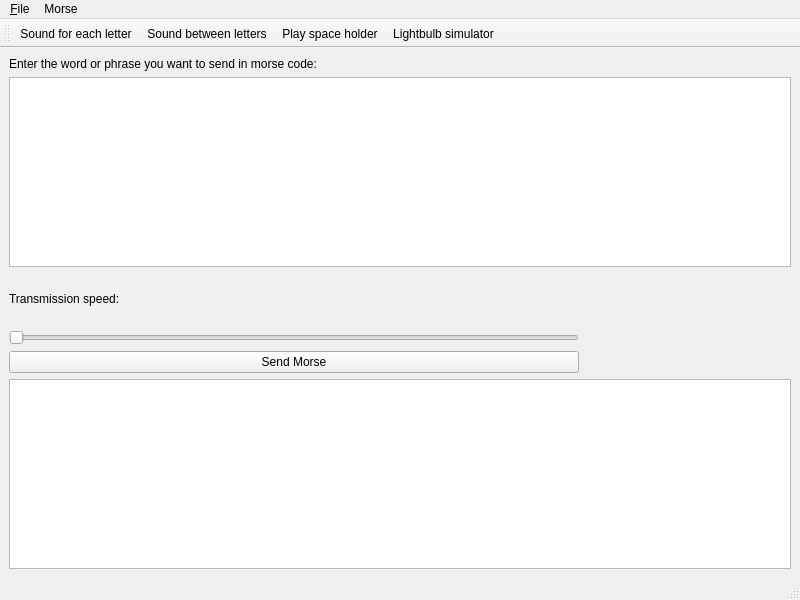
First picture: the form in ui/main.ui, repository vangeytedvg/morsepy, before the edit.
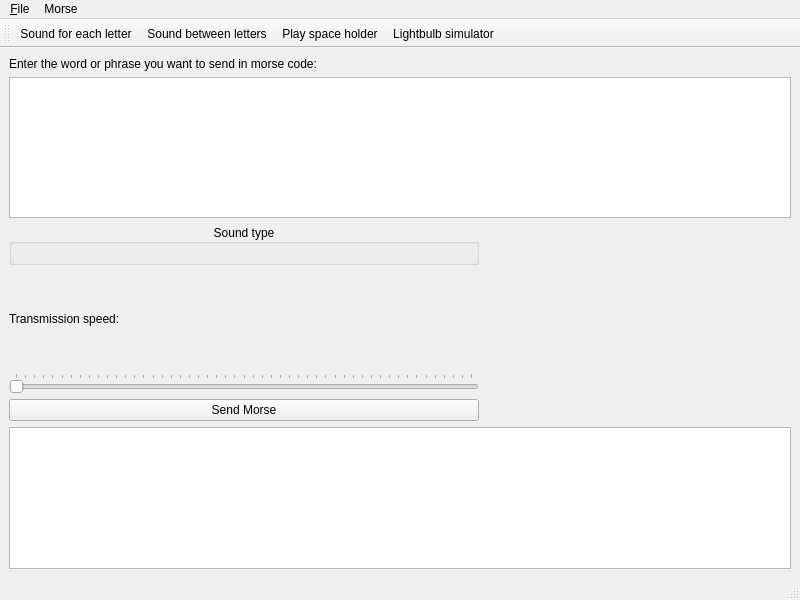
Second picture: the form after the edit. Icons and pictures are not drawn.

Commit message: Real Morse sounds added

Patch:
```diff
--- a/ui/main.ui
+++ b/ui/main.ui
@@ -17,6 +17,9 @@
    <layout class="QVBoxLayout" name="verticalLayout">
     <item>
      <layout class="QGridLayout" name="gridLayout">
+      <item row="1" column="0" colspan="3">
+       <widget class="QTextEdit" name="txtSource"/>
+      </item>
       <item row="0" column="0" colspan="3">
        <widget class="QLabel" name="lblEnterWord">
         <property name="text">
@@ -24,69 +27,10 @@
         </property>
        </widget>
       </item>
-      <item row="1" column="0" colspan="3">
-       <widget class="QTextEdit" name="txtSource"/>
-      </item>
-      <item row="2" column="0">
-       <widget class="QLabel" name="lblTranspeed">
-        <property name="text">
-         <string>Transmission speed:</string>
-        </property>
-       </widget>
-      </item>
-      <item row="2" column="1" rowspan="3">
-       <widget class="QLabel" name="lblAlpha">
-        <property name="minimumSize">
-         <size>
-          <width>100</width>
-          <height>100</height>
-         </size>
-        </property>
-        <property name="font">
-         <font>
-          <pointsize>48</pointsize>
-         </font>
-        </property>
-        <property name="styleSheet">
-         <string notr="true">color: rgb(255, 255, 0);
-</string>
-        </property>
-        <property name="text">
-         <string/>
-        </property>
-        <property name="alignment">
-         <set>Qt::AlignCenter</set>
-        </property>
-       </widget>
-      </item>
-      <item row="2" column="2" rowspan="3">
-       <widget class="QLabel" name="lblMorse">
-        <property name="minimumSize">
-         <size>
-          <width>100</width>
-          <height>100</height>
-         </size>
-        </property>
-        <property name="font">
-         <font>
-          <pointsize>48</pointsize>
-         </font>
-        </property>
-        <property name="styleSheet">
-         <string notr="true">color: rgb(255, 255, 0);</string>
-        </property>
-        <property name="text">
-         <string/>
-        </property>
-        <property name="alignment">
-         <set>Qt::AlignCenter</set>
-        </property>
-       </widget>
-      </item>
-      <item row="3" column="0">
+      <item row="4" column="0">
        <widget class="QSlider" name="wpmSlider">
         <property name="maximum">
-         <number>10</number>
+         <number>50</number>
         </property>
         <property name="singleStep">
          <number>1</number>
@@ -94,16 +38,104 @@
         <property name="orientation">
          <enum>Qt::Horizontal</enum>
         </property>
+        <property name="tickPosition">
+         <enum>QSlider::TicksAbove</enum>
+        </property>
        </widget>
       </item>
-      <item row="4" column="0">
+      <item row="2" column="0">
+       <widget class="QGroupBox" name="gbSoundType">
+        <property name="title">
+         <string>Sound type</string>
+        </property>
+        <property name="alignment">
+         <set>Qt::AlignCenter</set>
+        </property>
+        <layout class="QHBoxLayout" name="horizontalLayout"/>
+       </widget>
+      </item>
+      <item row="3" column="0">
+       <widget class="QLabel" name="lblTranspeed">
+        <property name="text">
+         <string>Transmission speed:</string>
+        </property>
+       </widget>
+      </item>
+      <item row="5" column="0">
        <widget class="QPushButton" name="btnSendMorse">
         <property name="text">
          <string>Send Morse</string>
         </property>
        </widget>
       </item>
-      <item row="5" column="0" colspan="3">
+      <item row="3" column="1" rowspan="3">
+       <widget class="QLabel" name="lblAlpha">
+        <property name="sizePolicy">
+         <sizepolicy hsizetype="Fixed" vsizetype="Fixed">
+          <horstretch>0</horstretch>
+          <verstretch>0</verstretch>
+         </sizepolicy>
+        </property>
+        <property name="minimumSize">
+         <size>
+          <width>150</width>
+          <height>150</height>
+         </size>
+        </property>
+        <property name="font">
+         <font>
+          <pointsize>48</pointsize>
+         </font>
+        </property>
+        <property name="styleSheet">
+         <string notr="true">color: rgb(255, 255, 0);
+</string>
+        </property>
+        <property name="frameShape">
+         <enum>QFrame::NoFrame</enum>
+        </property>
+        <property name="frameShadow">
+         <enum>QFrame::Plain</enum>
+        </property>
+        <property name="text">
+         <string/>
+        </property>
+        <property name="alignment">
+         <set>Qt::AlignCenter</set>
+        </property>
+       </widget>
+      </item>
+      <item row="3" column="2" rowspan="3">
+       <widget class="QLabel" name="lblMorse">
+        <property name="sizePolicy">
+         <sizepolicy hsizetype="Fixed" vsizetype="Fixed">
+          <horstretch>0</horstretch>
+          <verstretch>0</verstretch>
+         </sizepolicy>
+        </property>
+        <property name="minimumSize">
+         <size>
+          <width>150</width>
+          <height>150</height>
+         </size>
+        </property>
+        <property name="font">
+         <font>
+          <pointsize>48</pointsize>
+         </font>
+        </property>
+        <property name="styleSheet">
+         <string notr="true">color: rgb(255, 255, 0);</string>
+        </property>
+        <property name="text">
+         <string/>
+        </property>
+        <property name="alignment">
+         <set>Qt::AlignCenter</set>
+        </property>
+       </widget>
+      </item>
+      <item row="6" column="0" colspan="3">
        <widget class="QTextEdit" name="txtCypher"/>
       </item>
      </layout>
```
The commit also changes 11 other files.
